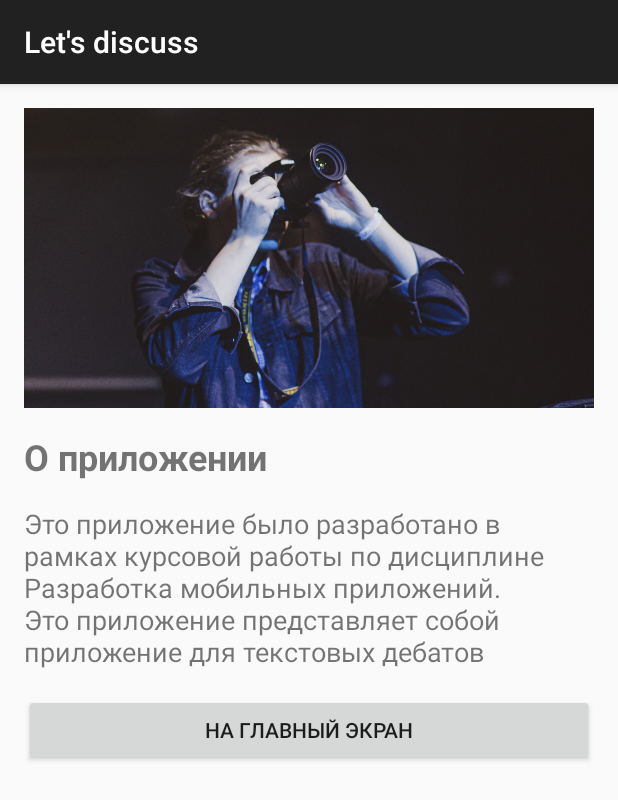
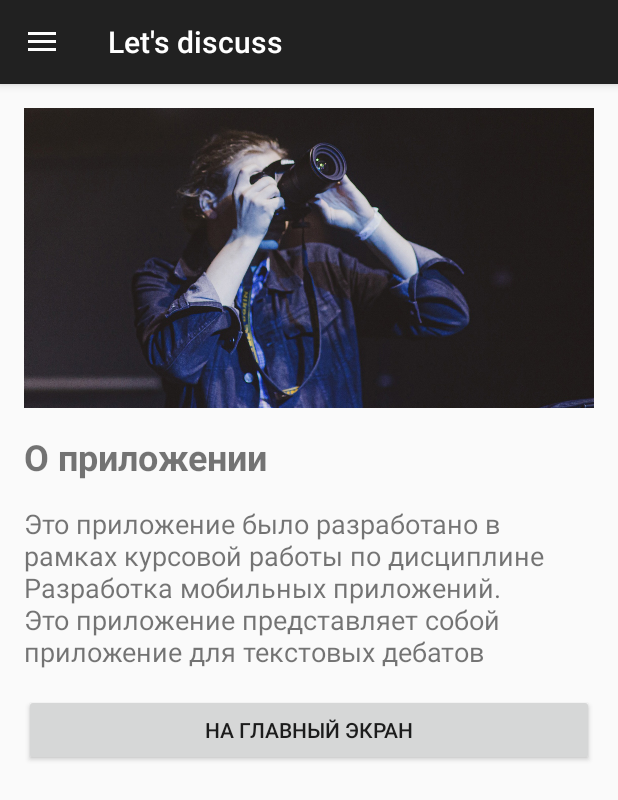
Before and after one commit to FemixGH/CoursePaper, an Android app: the fragment AboutUsFragment placed in its activity, in the side drawer, after a tap on "О приложении", on a phone screen of 412 x 824 dp. Shown: the top 800 px of the screen. Run offline under Robolectric (Android 15) with nearby library versions, the phone set to English and light mode, and no system bars; our stand-ins replace Firebase (no records; nobody signed in at launch, a user with empty details on screens opened directly).

Commit message:
бургер меню о нас

```diff
--- a/app/src/main/java/com/example/coursepaper/AboutUsFragment.java
+++ b/app/src/main/java/com/example/coursepaper/AboutUsFragment.java
@@ -1,6 +1,8 @@
 package com.example.coursepaper;
 
 import android.os.Bundle;
+
+import androidx.appcompat.app.AppCompatActivity;
 import androidx.fragment.app.Fragment;
 import android.view.LayoutInflater;
 import android.view.View;
@@ -31,6 +33,15 @@ public class AboutUsFragment extends Fragment {
         return view;
     }
 
-    // Method to navigate to MainFragment
+    public void onResume() {
+        super.onResume();
+        ((AppCompatActivity) getActivity()).getSupportActionBar().setDisplayHomeAsUpEnabled(true);
+    }
+
+    @Override
+    public void onPause() {
+        super.onPause();
+        ((AppCompatActivity) getActivity()).getSupportActionBar().setDisplayHomeAsUpEnabled(false);
+    }
 
 }
--- /dev/null
+++ b/app/src/main/res/drawable/about.xml
@@ -0,0 +1,12 @@
+<vector xmlns:android="http://schemas.android.com/apk/res/android"
+    android:width="800dp"
+    android:height="800dp"
+    android:viewportWidth="512"
+    android:viewportHeight="512">
+  <path
+      android:pathData="M256,42.67C138.18,42.67 42.67,138.18 42.67,256C42.67,373.82 138.18,469.33 256,469.33C373.82,469.33 469.33,373.82 469.33,256C469.33,138.18 373.82,42.67 256,42.67ZM256,426.67C161.89,426.67 85.33,350.11 85.33,256C85.33,161.89 161.89,85.33 256,85.33C350.11,85.33 426.67,161.89 426.67,256C426.67,350.11 350.11,426.67 256,426.67ZM282.71,170.67C282.71,186.13 271.45,197.33 256.22,197.33C240.37,197.33 229.38,186.13 229.38,170.37C229.38,155.22 240.66,144 256.22,144C271.45,144 282.71,155.22 282.71,170.67ZM234.71,234.67L277.38,234.67L277.38,362.67L234.71,362.67L234.71,234.67Z"
+      android:strokeWidth="1"
+      android:fillColor="#000000"
+      android:fillType="evenOdd"
+      android:strokeColor="#00000000"/>
+</vector>
--- a/app/src/main/res/menu/main_menu.xml
+++ b/app/src/main/res/menu/main_menu.xml
@@ -18,12 +18,13 @@
             android:title="Настройки"
             />
         <item
+            android:id="@+id/about_us"
+            android:title="О приложении"
+            android:icon="@drawable/about"/>
+        <item
             android:id="@+id/exit"
             android:title="Выйти из профиля"
             android:icon="@drawable/baseline_exit_to_app_24"/>
-        <item
-            android:id="@+id/about_us"
-            android:title="О приложении"
-            android:icon="@drawable/baseline_face_24"/>
+
     </group>
 </menu>
```
